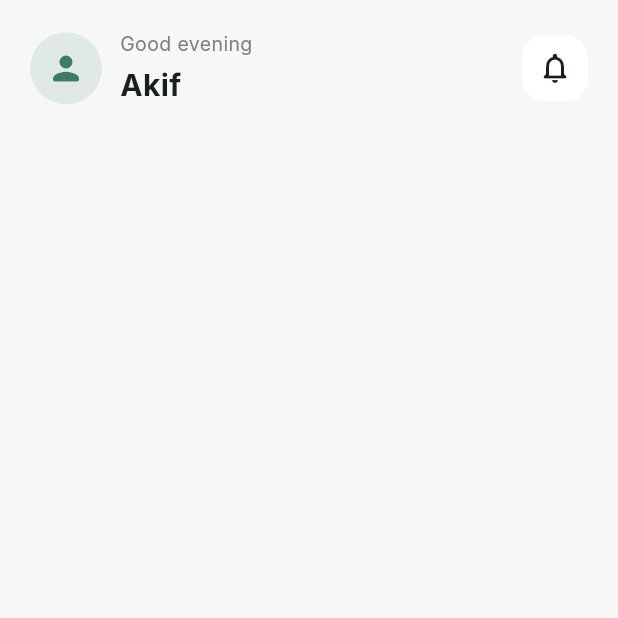
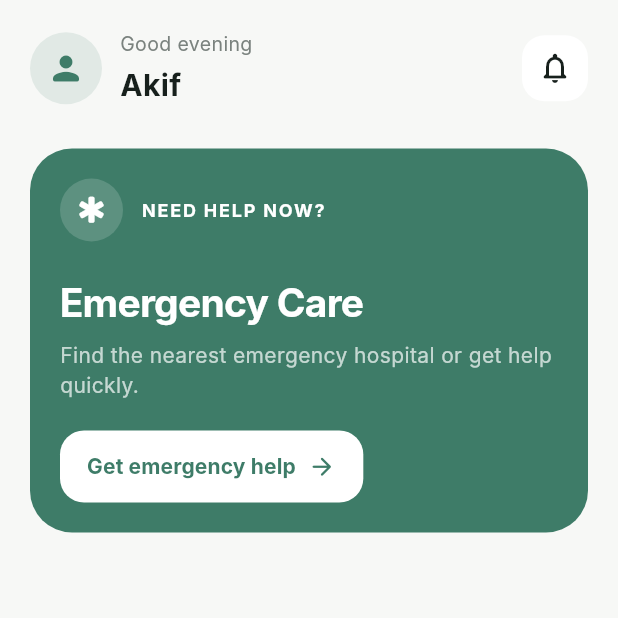
Before and after one commit to AshrafulAlamAkif/pulse_health, a Flutter app: the HomeScreen screen opened directly, on a phone screen of 412 x 824 dp, the top half of it. Run offline on Flutter 3.47's test engine with Material 3 defaults, Android fonts, the phone set to English and light mode, and no system bars; our stand-ins replace flutter_riverpod, shared_preferences; accounts and stored records are empty; Roboto replaces fonts that are missing (Inter).

Commit message:
step 5.1: Added Emergency Card with Widgets, and this widgets class added under the header in the home screen

```diff
--- a/lib/features/home/home_screen.dart
+++ b/lib/features/home/home_screen.dart
@@ -1,5 +1,6 @@
 import 'package:flutter/material.dart';
 import 'package:pulse_health/app/theme/app_colors.dart';
+import 'package:pulse_health/features/home/widgets/emergency_card.dart';
 import 'package:pulse_health/features/home/widgets/home_header.dart';
 
 class HomeScreen extends StatelessWidget {
@@ -28,7 +29,9 @@ class HomeScreen extends StatelessWidget {
 
               const SizedBox(height: 28),
 
-              // পরের ধাপে এখানে Emergency section আসবে।
+              const EmergencyCard(),
+
+              const SizedBox(height: 32),
 
               // পরের ধাপে এখানে Quick Access আসবে।
 
--- /dev/null
+++ b/lib/features/home/widgets/emergency_card.dart
@@ -0,0 +1,137 @@
+import 'package:flutter/material.dart';
+import 'package:pulse_health/app/theme/app_colors.dart';
+
+class EmergencyCard extends StatelessWidget {
+  const EmergencyCard({
+    super.key,
+  });
+
+  @override
+  Widget build(BuildContext context) {
+    return Container(
+      width: double.infinity,
+      padding: const EdgeInsets.all(20),
+
+      decoration: BoxDecoration(
+        // Emergency action-এর গুরুত্ব বোঝানোর জন্য
+        // primary color-এর একটি soft variation ব্যবহার করছি।
+        color: AppColors.primary,
+
+        borderRadius: BorderRadius.circular(28),
+      ),
+
+      child: Column(
+        crossAxisAlignment: CrossAxisAlignment.start,
+        children: [
+          // Top row-তে emergency label এবং icon রাখছি।
+          Row(
+            children: [
+              Container(
+                width: 42,
+                height: 42,
+
+                decoration: BoxDecoration(
+                  color: Colors.white.withValues(
+                    alpha: 0.16,
+                  ),
+                  shape: BoxShape.circle,
+                ),
+
+                child: const Icon(
+                  Icons.emergency_rounded,
+                  color: Colors.white,
+                  size: 23,
+                ),
+              ),
+
+              const SizedBox(width: 12),
+
+              const Text(
+                'NEED HELP NOW?',
+                style: TextStyle(
+                  color: Colors.white,
+                  fontSize: 12,
+                  fontWeight: FontWeight.w700,
+                  letterSpacing: 1.2,
+                ),
+              ),
+            ],
+          ),
+
+          const SizedBox(height: 22),
+
+          const Text(
+            'Emergency Care',
+            style: TextStyle(
+              color: Colors.white,
+              fontSize: 26,
+              fontWeight: FontWeight.w700,
+              letterSpacing: -0.5,
+            ),
+          ),
+
+          const SizedBox(height: 7),
+
+          const Text(
+            'Find the nearest emergency hospital or get help quickly.',
+            style: TextStyle(
+              color: Colors.white70,
+              fontSize: 14,
+              height: 1.45,
+            ),
+          ),
+
+          const SizedBox(height: 20),
+
+          // Emergency action button।
+          //
+          // এখন শুধু UI তৈরি করছি।
+          // পরে এখানে emergency flow / nearby hospital
+          // screen-এ navigation যোগ করব।
+          SizedBox(
+            height: 48,
+            child: ElevatedButton(
+              onPressed: () {
+                // পরে EmergencyScreen-এ navigate করব।
+              },
+
+              style: ElevatedButton.styleFrom(
+                backgroundColor: Colors.white,
+                foregroundColor: AppColors.primary,
+                elevation: 0,
+
+                padding: const EdgeInsets.symmetric(
+                  horizontal: 18,
+                ),
+
+                shape: RoundedRectangleBorder(
+                  borderRadius: BorderRadius.circular(16),
+                ),
+              ),
+
+              child: const Row(
+                mainAxisSize: MainAxisSize.min,
+                children: [
+                  Text(
+                    'Get emergency help',
+                    style: TextStyle(
+                      fontSize: 14,
+                      fontWeight: FontWeight.w700,
+                    ),
+                  ),
+
+                  SizedBox(width: 8),
+
+                  Icon(
+                    Icons.arrow_forward_rounded,
+                    size: 19,
+                  ),
+                ],
+              ),
+            ),
+          ),
+        ],
+      ),
+    );
+  }
+}
```
